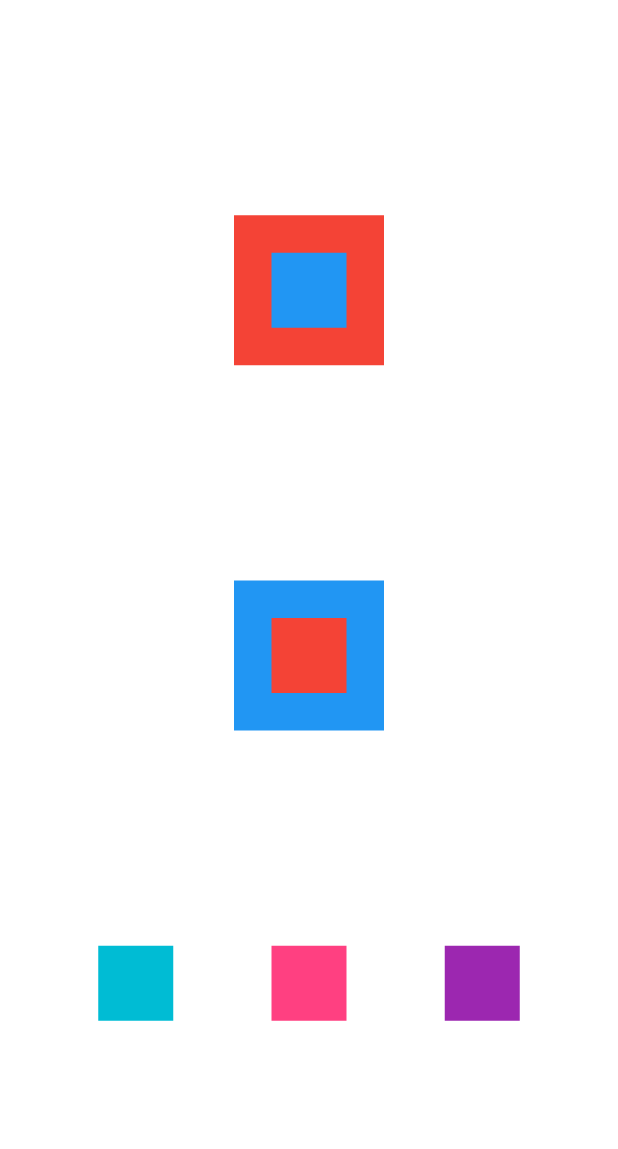
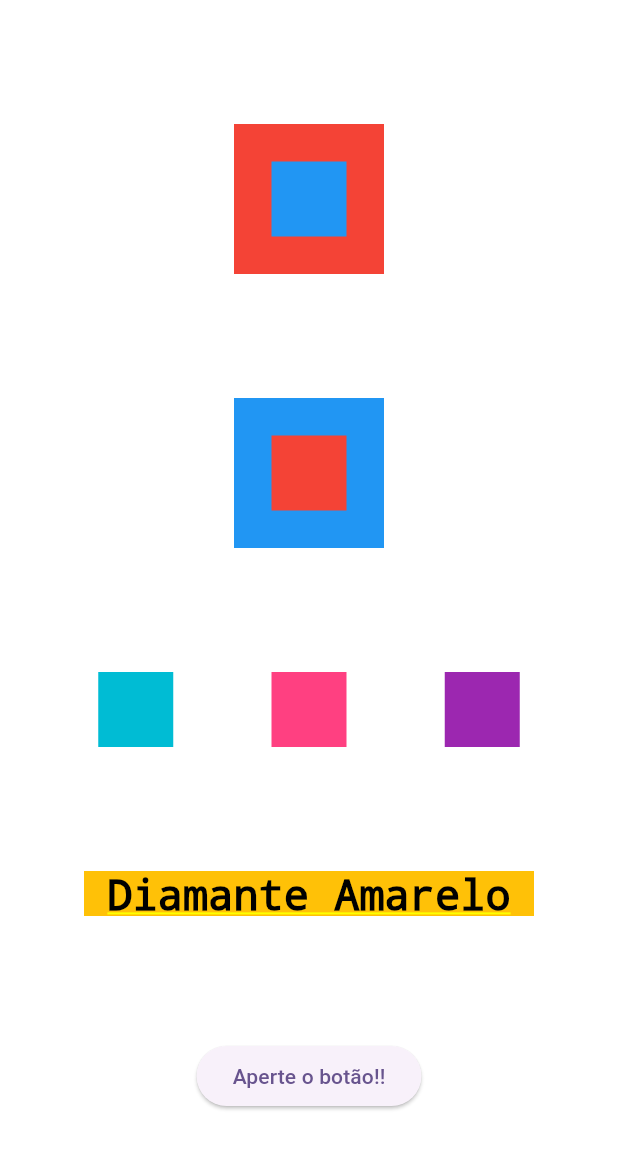
Before and after one commit to gfgomes/flutter_usando_widgets, a Flutter app: the screen it shows after launch, on a phone screen of 412 x 824 dp. Shown: the top 1149 px of the screen. Run offline on Flutter 3.47's test engine with Material 3 defaults, Android fonts, the phone set to English and light mode, and no system bars.

Commit message:
Final da aula 2

```diff
--- a/lib/main.dart
+++ b/lib/main.dart
@@ -15,7 +15,9 @@ class MyApp extends StatelessWidget {
         colorScheme: ColorScheme.fromSeed(seedColor: Colors.deepPurple),
         useMaterial3: true,
       ),
-      home: Column(
+      home: Container(
+        color: Colors.white,
+        child: Column(
           mainAxisAlignment: MainAxisAlignment.spaceEvenly,
           crossAxisAlignment: CrossAxisAlignment.center,
           children: [
@@ -70,7 +72,27 @@ class MyApp extends StatelessWidget {
                 ),
               ],
             ),
+            Container(
+              color: Colors.amber,
+              height: 30,
+              width: 300,
+              child: const Text(
+                'Diamante Amarelo', // palavra aleatoria
+                style: TextStyle(
+                  color: Colors.black,
+                  fontSize: 28,
+                ),
+                textAlign: TextAlign.center,
+              ),
+            ),
+            ElevatedButton(
+              onPressed: () {
+                print('Você apertou o Botão!');
+              },
+              child: const Text('Aperte o botão!!'),
+            )
           ],
+        ),
       ),
     );
   }
```
Also changed, not shown: lib/desafio-widget-col-row-1.dart (added, +92 -0 lines), Diagramas/faca-como-eu-fiz-1.png (added), 1 other file. Lines whose indentation alone changed are shown as unchanged.
